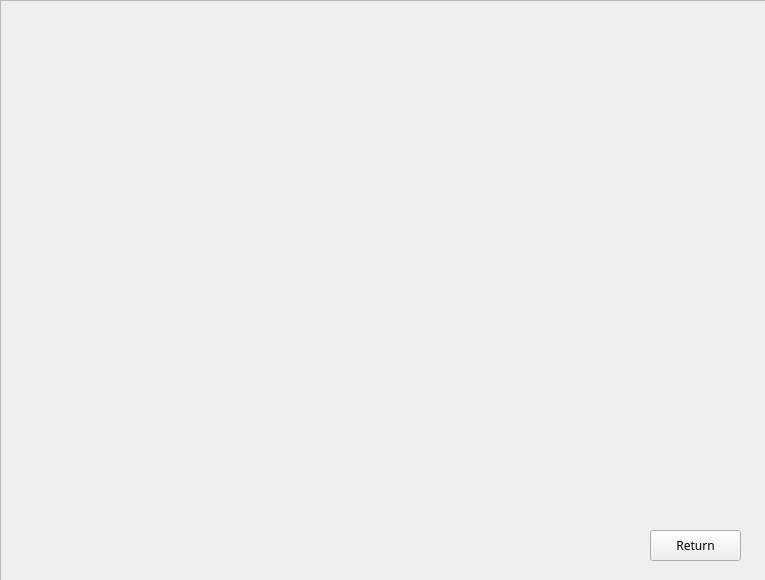
Rolkarolka/Comcalen, file Comcalen/ManageShift.ui: the form before one commit.
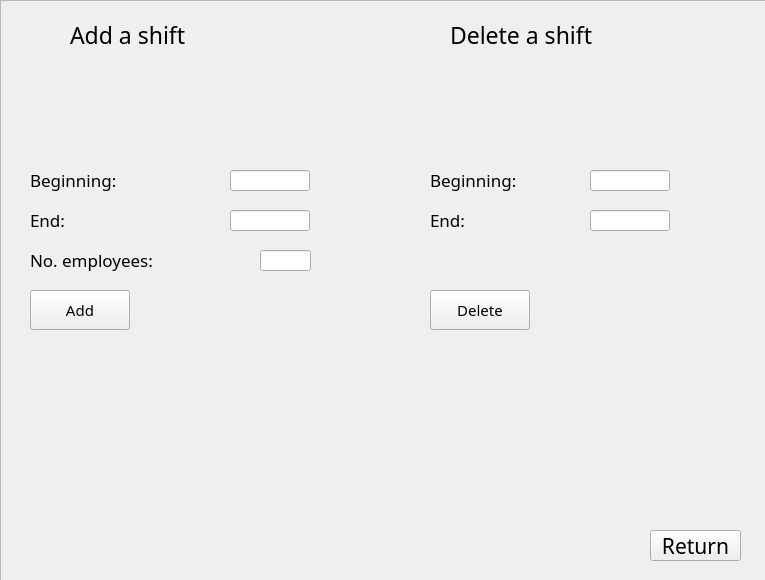
The form after the commit. Icons and pictures are not drawn.

Commit message: manage shift okienka

Patch:
```diff
--- a/Comcalen/ManageShift.ui
+++ b/Comcalen/ManageShift.ui
@@ -22,6 +22,11 @@
      <height>581</height>
     </rect>
    </property>
+   <property name="font">
+    <font>
+     <pointsize>16</pointsize>
+    </font>
+   </property>
    <property name="styleSheet">
     <string notr="true">QFrame{background:url(:/Comcalen/background.jpg)}</string>
    </property>
@@ -52,6 +57,278 @@
      <string>Return</string>
     </property>
    </widget>
+   <widget class="QLabel" name="label1">
+    <property name="geometry">
+     <rect>
+      <x>70</x>
+      <y>10</y>
+      <width>261</width>
+      <height>50</height>
+     </rect>
+    </property>
+    <property name="font">
+     <font>
+      <family>Copperplate Gothic Bold</family>
+      <pointsize>17</pointsize>
+     </font>
+    </property>
+    <property name="styleSheet">
+     <string notr="true">background:transparent;</string>
+    </property>
+    <property name="text">
+     <string>Add a shift</string>
+    </property>
+   </widget>
+   <widget class="QLabel" name="label">
+    <property name="geometry">
+     <rect>
+      <x>450</x>
+      <y>10</y>
+      <width>271</width>
+      <height>50</height>
+     </rect>
+    </property>
+    <property name="font">
+     <font>
+      <family>Copperplate Gothic Bold</family>
+      <pointsize>17</pointsize>
+     </font>
+    </property>
+    <property name="styleSheet">
+     <string notr="true">background:transparent;</string>
+    </property>
+    <property name="text">
+     <string notr="true">Delete a shift</string>
+    </property>
+   </widget>
+   <widget class="QLabel" name="label_2">
+    <property name="geometry">
+     <rect>
+      <x>30</x>
+      <y>160</y>
+      <width>161</width>
+      <height>40</height>
+     </rect>
+    </property>
+    <property name="font">
+     <font>
+      <family>Copperplate Gothic Bold</family>
+      <pointsize>13</pointsize>
+     </font>
+    </property>
+    <property name="styleSheet">
+     <string notr="true">background:transparent;</string>
+    </property>
+    <property name="text">
+     <string>Beginning:</string>
+    </property>
+   </widget>
+   <widget class="QLabel" name="label_3">
+    <property name="geometry">
+     <rect>
+      <x>30</x>
+      <y>200</y>
+      <width>91</width>
+      <height>40</height>
+     </rect>
+    </property>
+    <property name="font">
+     <font>
+      <family>Copperplate Gothic Bold</family>
+      <pointsize>13</pointsize>
+     </font>
+    </property>
+    <property name="styleSheet">
+     <string notr="true">background:transparent;</string>
+    </property>
+    <property name="text">
+     <string>End:</string>
+    </property>
+   </widget>
+   <widget class="QLabel" name="label_4">
+    <property name="geometry">
+     <rect>
+      <x>30</x>
+      <y>240</y>
+      <width>221</width>
+      <height>40</height>
+     </rect>
+    </property>
+    <property name="font">
+     <font>
+      <family>Copperplate Gothic Bold</family>
+      <pointsize>13</pointsize>
+     </font>
+    </property>
+    <property name="styleSheet">
+     <string notr="true">background:transparent;</string>
+    </property>
+    <property name="text">
+     <string>No. employees:</string>
+    </property>
+   </widget>
+   <widget class="QLineEdit" name="begin_add">
+    <property name="geometry">
+     <rect>
+      <x>230</x>
+      <y>170</y>
+      <width>80</width>
+      <height>21</height>
+     </rect>
+    </property>
+    <property name="font">
+     <font>
+      <family>Copperplate Gothic Bold</family>
+      <pointsize>8</pointsize>
+     </font>
+    </property>
+   </widget>
+   <widget class="QLineEdit" name="end_add">
+    <property name="geometry">
+     <rect>
+      <x>230</x>
+      <y>210</y>
+      <width>80</width>
+      <height>21</height>
+     </rect>
+    </property>
+    <property name="font">
+     <font>
+      <family>Copperplate Gothic Bold</family>
+      <pointsize>8</pointsize>
+     </font>
+    </property>
+   </widget>
+   <widget class="QLineEdit" name="no_employees">
+    <property name="geometry">
+     <rect>
+      <x>260</x>
+      <y>250</y>
+      <width>51</width>
+      <height>21</height>
+     </rect>
+    </property>
+    <property name="font">
+     <font>
+      <family>Copperplate Gothic Bold</family>
+      <pointsize>8</pointsize>
+     </font>
+    </property>
+   </widget>
+   <widget class="QLabel" name="label_5">
+    <property name="geometry">
+     <rect>
+      <x>430</x>
+      <y>160</y>
+      <width>161</width>
+      <height>40</height>
+     </rect>
+    </property>
+    <property name="font">
+     <font>
+      <family>Copperplate Gothic Bold</family>
+      <pointsize>13</pointsize>
+     </font>
+    </property>
+    <property name="styleSheet">
+     <string notr="true">background:transparent;</string>
+    </property>
+    <property name="text">
+     <string>Beginning:</string>
+    </property>
+   </widget>
+   <widget class="QLineEdit" name="begin_del">
+    <property name="geometry">
+     <rect>
+      <x>590</x>
+      <y>170</y>
+      <width>80</width>
+      <height>21</height>
+     </rect>
+    </property>
+    <property name="font">
+     <font>
+      <family>Copperplate Gothic Bold</family>
+      <pointsize>8</pointsize>
+     </font>
+    </property>
+   </widget>
+   <widget class="QLabel" name="label_6">
+    <property name="geometry">
+     <rect>
+      <x>430</x>
+      <y>200</y>
+      <width>81</width>
+      <height>40</height>
+     </rect>
+    </property>
+    <property name="font">
+     <font>
+      <family>Copperplate Gothic Bold</family>
+      <pointsize>13</pointsize>
+     </font>
+    </property>
+    <property name="styleSheet">
+     <string notr="true">background:transparent;</string>
+    </property>
+    <property name="text">
+     <string>End:</string>
+    </property>
+   </widget>
+   <widget class="QLineEdit" name="end_del">
+    <property name="geometry">
+     <rect>
+      <x>590</x>
+      <y>210</y>
+      <width>80</width>
+      <height>21</height>
+     </rect>
+    </property>
+    <property name="font">
+     <font>
+      <family>Copperplate Gothic Bold</family>
+      <pointsize>8</pointsize>
+     </font>
+    </property>
+   </widget>
+   <widget class="QPushButton" name="add_button">
+    <property name="geometry">
+     <rect>
+      <x>30</x>
+      <y>290</y>
+      <width>100</width>
+      <height>40</height>
+     </rect>
+    </property>
+    <property name="font">
+     <font>
+      <family>Copperplate Gothic Bold</family>
+      <pointsize>11</pointsize>
+     </font>
+    </property>
+    <property name="text">
+     <string>Add</string>
+    </property>
+   </widget>
+   <widget class="QPushButton" name="delete_button">
+    <property name="geometry">
+     <rect>
+      <x>430</x>
+      <y>290</y>
+      <width>100</width>
+      <height>40</height>
+     </rect>
+    </property>
+    <property name="font">
+     <font>
+      <family>Copperplate Gothic Bold</family>
+      <pointsize>11</pointsize>
+     </font>
+    </property>
+    <property name="text">
+     <string>Delete</string>
+    </property>
+   </widget>
   </widget>
  </widget>
  <layoutdefault spacing="6" margin="11"/>
```
The commit also changes 8 other files.
